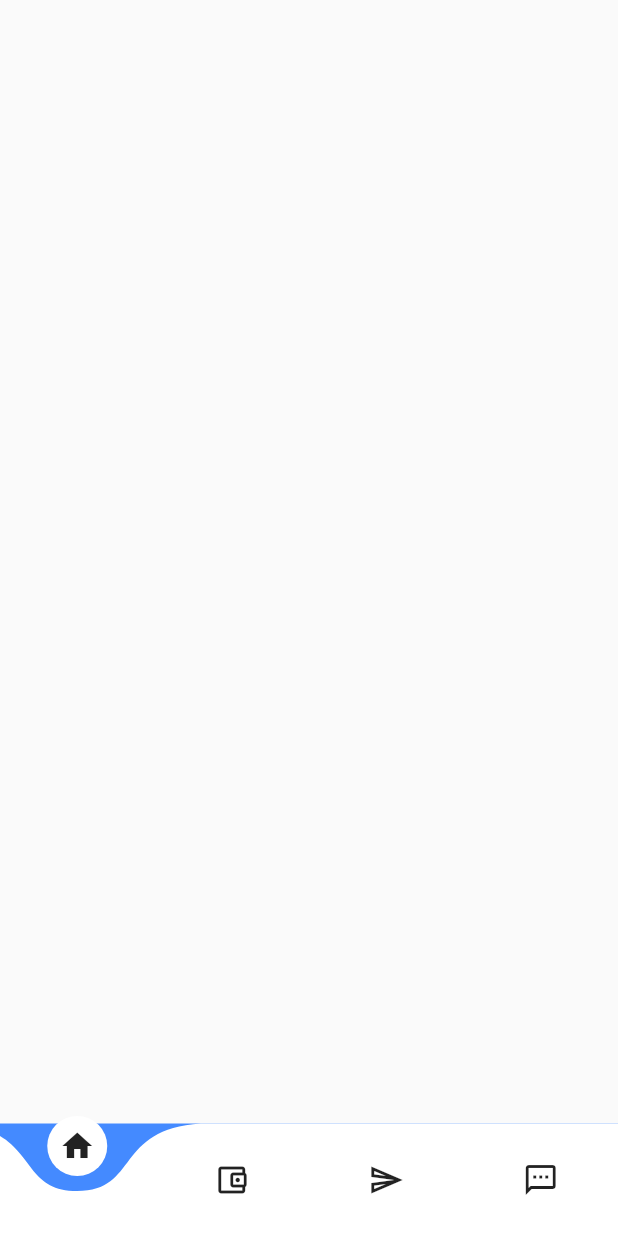
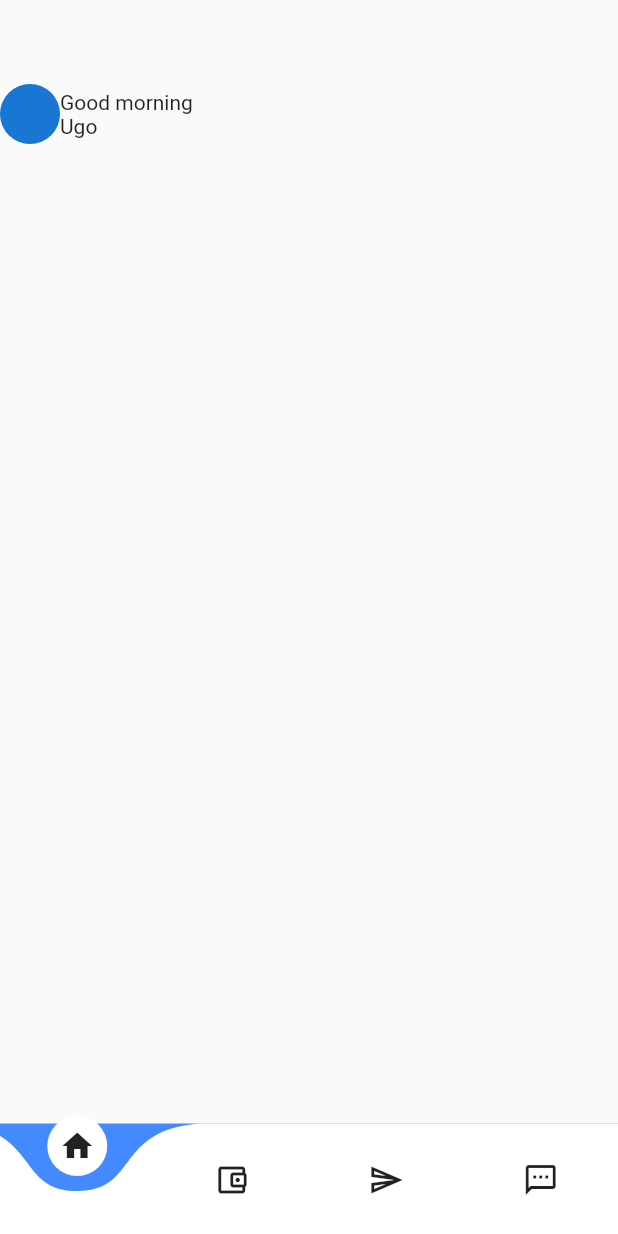
Before and after one commit to salemakowe/Spare, a Flutter app: the HomePage screen opened directly, on a phone screen of 412 x 824 dp. Run offline on Flutter 3.47's test engine with Material 2 defaults, Android fonts, the phone set to English and light mode, and no system bars; drawn by our look-alikes of curved_navigation_bar; our stand-ins replace google_fonts, intl_phone_field, pinput, smooth_page_indicator.

Commit message:
home page

```diff
--- a/spare/lib/screens/home.dart
+++ b/spare/lib/screens/home.dart
@@ -16,7 +16,33 @@ class _HomePageState extends State<HomePage> {
         backgroundColor: Colors.transparent,
         elevation: 0,
       ),
-      body: Column(),
+      body: Column(
+        children: [
+          Row(
+            children: [
+              Column(
+                children: [CircleAvatar()],
+              ),
+              Column(
+                crossAxisAlignment: CrossAxisAlignment.start,
+                mainAxisAlignment: MainAxisAlignment.start,
+                children: [
+                  Row(
+                    children: [
+                      Text(
+                        "Good morning",
+                      )
+                    ],
+                  ),
+                  Row(
+                    children: [Text("Ugo")],
+                  )
+                ],
+              ),
+            ],
+          )
+        ],
+      ),
       bottomNavigationBar: CurvedNavigationBar(
         items: const [
           Icon(Icons.home),
```
